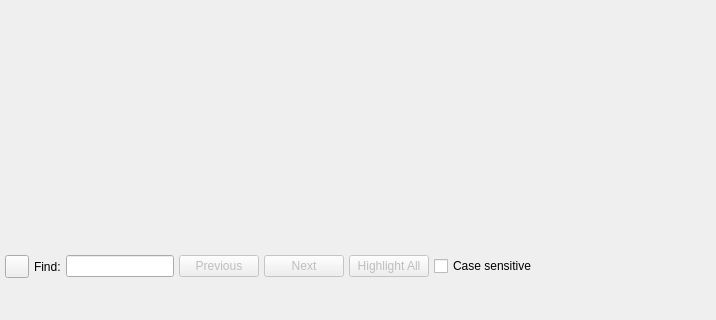
Qt form usdmanager/main_window.ui (dreamworksanimation/usdmanager) before a commit; both pictures show x 0 to 716 and y 235 to 555 of the 910 by 555 pixel window.
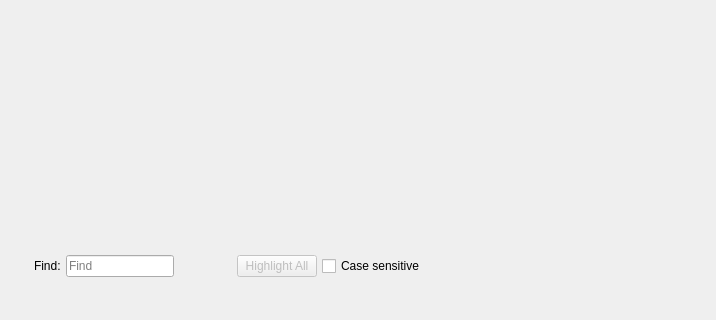
The same form after that commit. Icons and pictures are not drawn.

The edit to the form file:
```diff
--- a/usdmanager/main_window.ui
+++ b/usdmanager/main_window.ui
@@ -221,12 +221,15 @@
            <height>16</height>
           </size>
          </property>
+         <property name="autoRaise">
+          <bool>true</bool>
+         </property>
         </widget>
        </item>
        <item>
         <widget class="QLabel" name="labelFind">
          <property name="sizePolicy">
-          <sizepolicy hsizetype="Fixed" vsizetype="Preferred">
+          <sizepolicy hsizetype="Fixed" vsizetype="Fixed">
            <horstretch>0</horstretch>
            <verstretch>0</verstretch>
           </sizepolicy>
@@ -247,10 +250,13 @@
            <verstretch>0</verstretch>
           </sizepolicy>
          </property>
+         <property name="placeholderText">
+          <string>Find</string>
+         </property>
         </widget>
        </item>
        <item>
-        <widget class="QPushButton" name="buttonFindPrev">
+        <widget class="QToolButton" name="buttonFindPrev">
          <property name="enabled">
           <bool>false</bool>
          </property>
@@ -261,10 +267,7 @@
           </sizepolicy>
          </property>
          <property name="toolTip">
-          <string>Find previous occurrence</string>
-         </property>
-         <property name="text">
-          <string>Previous</string>
+          <string>Find previous occurrence (Ctrl+Shift+G)</string>
          </property>
          <property name="icon">
           <iconset theme="go-previous">
@@ -277,10 +280,16 @@
            <height>16</height>
           </size>
          </property>
+         <property name="toolButtonStyle">
+          <enum>Qt::ToolButtonTextBesideIcon</enum>
+         </property>
+         <property name="autoRaise">
+          <bool>true</bool>
+         </property>
         </widget>
        </item>
        <item>
-        <widget class="QPushButton" name="buttonFindNext">
+        <widget class="QToolButton" name="buttonFindNext">
          <property name="enabled">
           <bool>false</bool>
          </property>
@@ -291,10 +300,7 @@
           </sizepolicy>
          </property>
          <property name="toolTip">
-          <string>Find next occurrence</string>
-         </property>
-         <property name="text">
-          <string>Next</string>
+          <string>Find next occurrence (Ctrl+G)</string>
          </property>
          <property name="icon">
           <iconset theme="go-next">
@@ -307,6 +313,12 @@
            <height>16</height>
           </size>
          </property>
+         <property name="toolButtonStyle">
+          <enum>Qt::ToolButtonTextBesideIcon</enum>
+         </property>
+         <property name="autoRaise">
+          <bool>true</bool>
+         </property>
         </widget>
        </item>
        <item>
@@ -351,10 +363,24 @@
         </widget>
        </item>
        <item>
-        <widget class="QLabel" name="labelFindPixmap"/>
+        <widget class="QLabel" name="labelFindPixmap">
+         <property name="sizePolicy">
+          <sizepolicy hsizetype="Preferred" vsizetype="Fixed">
+           <horstretch>0</horstretch>
+           <verstretch>0</verstretch>
+          </sizepolicy>
+         </property>
+        </widget>
        </item>
        <item>
-        <widget class="QLabel" name="labelFindStatus"/>
+        <widget class="QLabel" name="labelFindStatus">
+         <property name="sizePolicy">
+          <sizepolicy hsizetype="Preferred" vsizetype="Fixed">
+           <horstretch>0</horstretch>
+           <verstretch>0</verstretch>
+          </sizepolicy>
+         </property>
+        </widget>
        </item>
        <item>
         <spacer name="horizontalSpacer">
```
Left out of the diff: 142 changed lines with no effect on the pictures.
